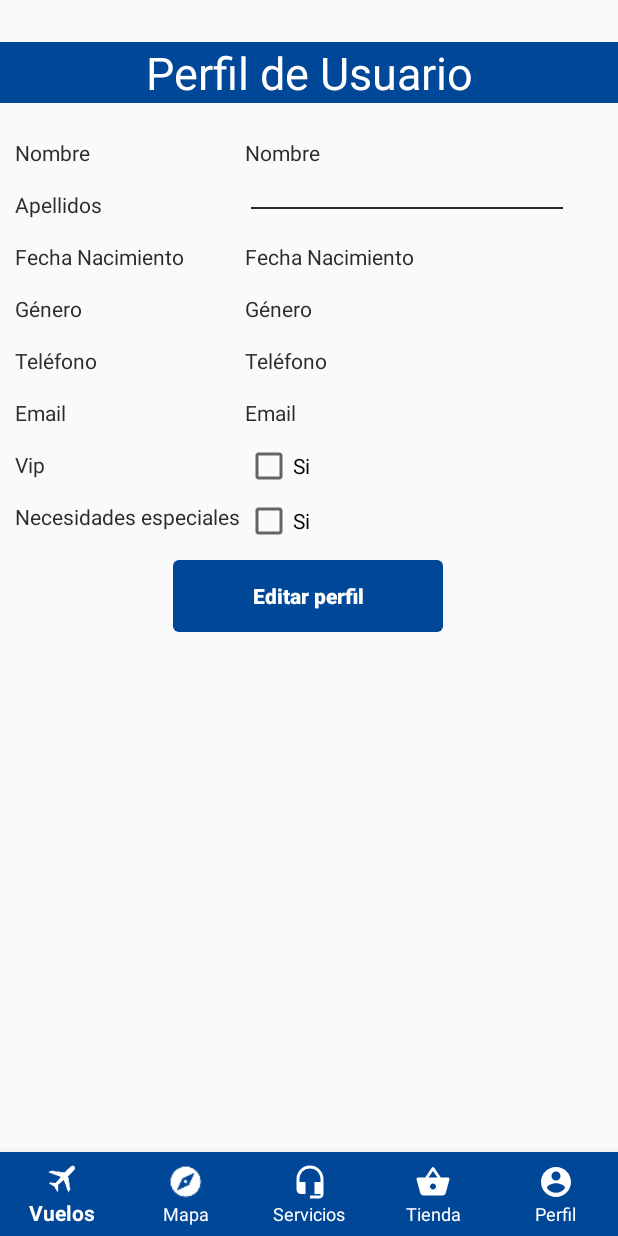
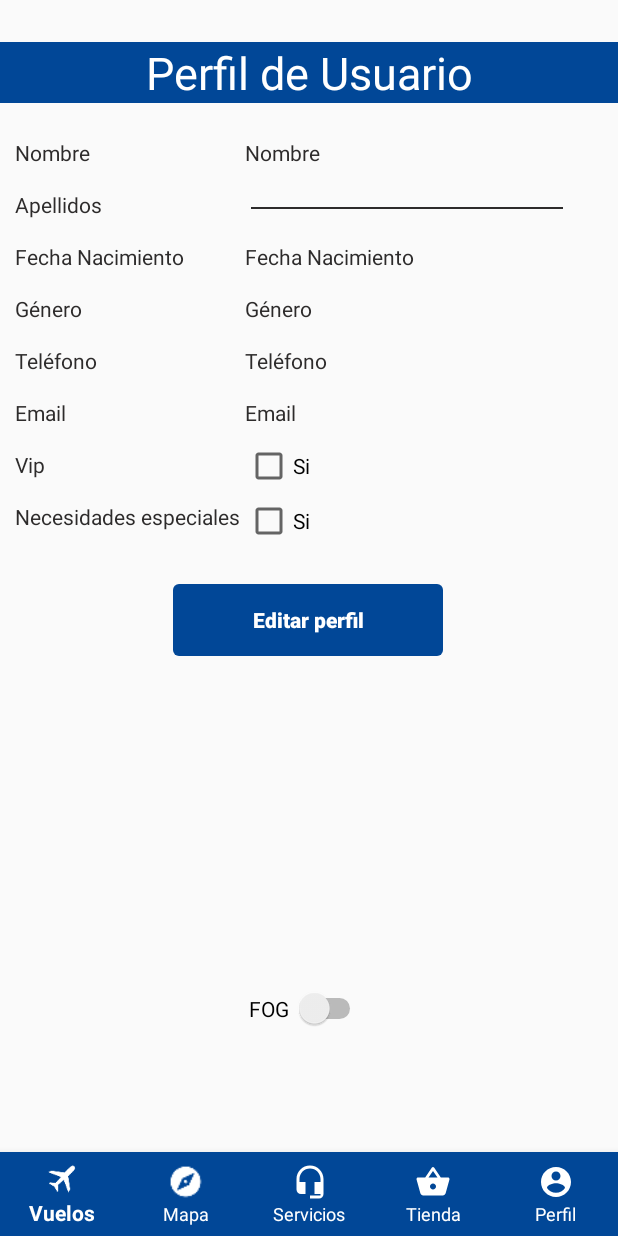
Before and after one commit to PTIN2020/A4, an Android app: the Perfil screen opened directly, with no data from a screen before it, on a phone screen of 412 x 824 dp. Run offline under Robolectric (Android 15) with nearby library versions, the phone set to English and light mode, and no system bars.

Commit message:
botón fog-cloud

```diff
--- a/app/src/main/res/layout/activity_perfil.xml
+++ b/app/src/main/res/layout/activity_perfil.xml
@@ -25,6 +25,7 @@
                 android:layout_width="180dp"
                 android:layout_height="wrap_content"
                 android:layout_gravity="center"
+                android:layout_marginTop="16dp"
                 android:background="@drawable/btn_login"
                 android:stateListAnimator="@null"
                 android:text="Editar perfil"
@@ -38,6 +39,19 @@
                 app:layout_constraintStart_toStartOf="parent"
                 app:layout_constraintTop_toBottomOf="@+id/linearLayout2"
                 app:layout_constraintVertical_bias="0.418" />
+
+            <Switch
+                android:id="@+id/switch1"
+                android:layout_width="wrap_content"
+                android:layout_height="wrap_content"
+                android:layout_marginTop="16dp"
+                android:text="FOG "
+                app:layout_constraintBottom_toTopOf="@+id/bottom_navigation"
+                app:layout_constraintEnd_toEndOf="parent"
+                app:layout_constraintHorizontal_bias="0.498"
+                app:layout_constraintStart_toStartOf="parent"
+                app:layout_constraintTop_toBottomOf="@+id/editar"
+                app:layout_constraintVertical_bias="0.715" />
 
             <TextView
                 android:id="@+id/textView23"
@@ -260,8 +274,6 @@
                 </LinearLayout>
             </LinearLayout>
 
-
-
             android:background="?android:attr/selectableItemBackground"
 
         </androidx.constraintlayout.widget.ConstraintLayout>
```
Also changed, not shown: 303 other files.
